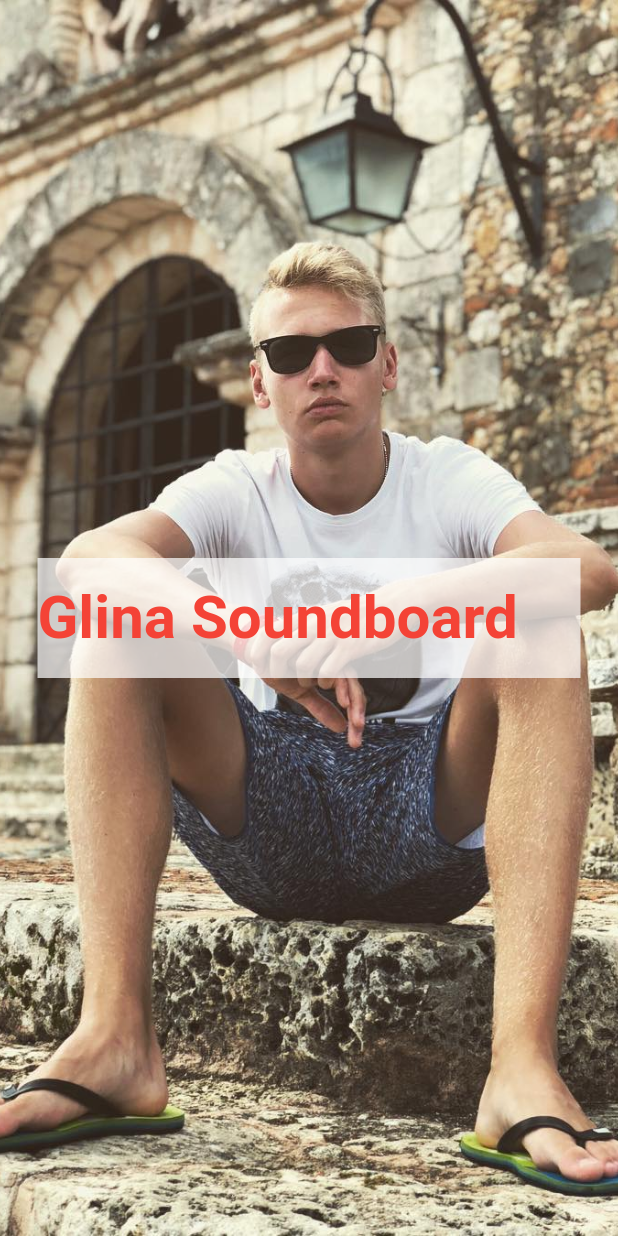
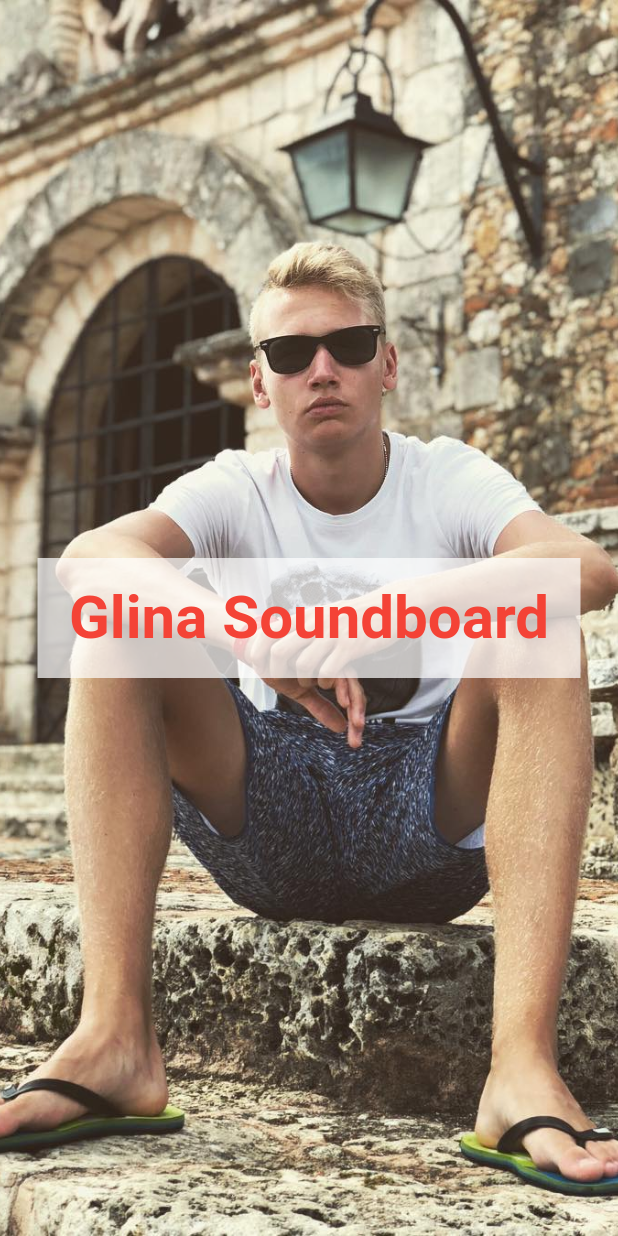
Before and after one commit to CukierPuder420/glina_soundboard, a Flutter app: the SplashScreen screen opened directly, on a phone screen of 412 x 824 dp. Run offline on Flutter 3.47's test engine with Material 2 defaults, Android fonts, the phone set to English and light mode, and no system bars; drawn by our look-alikes of auto_size_text; our stand-ins replace flutter_slidable, shared_preferences; missing offline and left inert: shake, soundpool; accounts and stored records are empty; network calls fail.

```diff
--- a/lib/ekrany/splashscreen.dart
+++ b/lib/ekrany/splashscreen.dart
@@ -14,14 +14,14 @@ class _SplashScreenState extends State<SplashScreen> {
   @override
   void initState() {
     super.initState();
-    new Timer(
+    Timer(
         Duration(seconds: 3), (){
-      print(paleta.paleta);
       Navigator.of(context).pushReplacement(
-        new MaterialPageRoute(
+        MaterialPageRoute(
             builder: (BuildContext context) => EkranGlownyState()
         ),
       );
+      print('Nowa paleta kolorów: ${paleta.paleta}');
     }
     );
     iloscUlubionych().then((_dlugoscListy){
@@ -57,14 +57,11 @@ class _SplashScreenState extends State<SplashScreen> {
               height: 80,
               margin: EdgeInsets.all(25),
               color: Colors.white70,
-              child: Row(
-                mainAxisAlignment: MainAxisAlignment.center,
-                crossAxisAlignment: CrossAxisAlignment.center,
-                children: <Widget>[
-                  Expanded(
+              alignment: Alignment(0, 0),
               child: AutoSizeText.rich(
                 TextSpan(text: 'Glina Soundboard'),
                 maxLines: 1,
+                textAlign: TextAlign.center,
                 style: TextStyle(
                   fontSize: 40,
                   color: Colors.red,
@@ -74,9 +71,6 @@ class _SplashScreenState extends State<SplashScreen> {
                 overflow: TextOverflow.ellipsis,
               ),
             ),
-                ],
-              ),
-            ),
           ),
         ],
       ),
--- a/lib/ekrany/ulubione.dart
+++ b/lib/ekrany/ulubione.dart
@@ -21,6 +21,7 @@ class _UlubioneState extends State<Ulubione> {
       body: ListView.builder(
         itemCount: dlugoscListy,
         itemBuilder: (context, index) {
+          try{
             final numer = ulubioneInty[index];
             final opis = ulubioneOpisy[index];
             return Slidable(
@@ -46,6 +47,9 @@ class _UlubioneState extends State<Ulubione> {
                 ),
               ],
             );
+          } catch(e) {
+            print('Za szybko odpaliłeś listę.');
+          }
         },
       ),
     );
--- a/lib/funkcje/kolory_przyciskow.dart
+++ b/lib/funkcje/kolory_przyciskow.dart
@@ -21,6 +21,7 @@ Future<Paleta> pobierzPalete() async {
   final odpowiedz = await http.post('http://colormind.io/api/', body: '{"model":"default"}');
 
   if (odpowiedz.statusCode == 200) {
+    print('Udało się pobrać paletę kolorów <3');
     return Paleta.fromJson(json.decode(odpowiedz.body));
   } else {
     throw Exception('Nie udało się pobrać kolorów');
--- a/pubspec.yaml
+++ b/pubspec.yaml
@@ -1,6 +1,6 @@
 name: glina_soundboard
 description: Glina Soundboard &lt;3
-version: 1.1.7+1.1.7
+version: 1.1.8+1.1.8
 
 environment:
   sdk: ">=2.1.0 <3.0.0"
```
Also changed, not shown: lib/funkcje/dodaj_do_ulubionych.dart (+8 -4 lines), 1 other file. Lines whose indentation alone changed are shown as unchanged.
